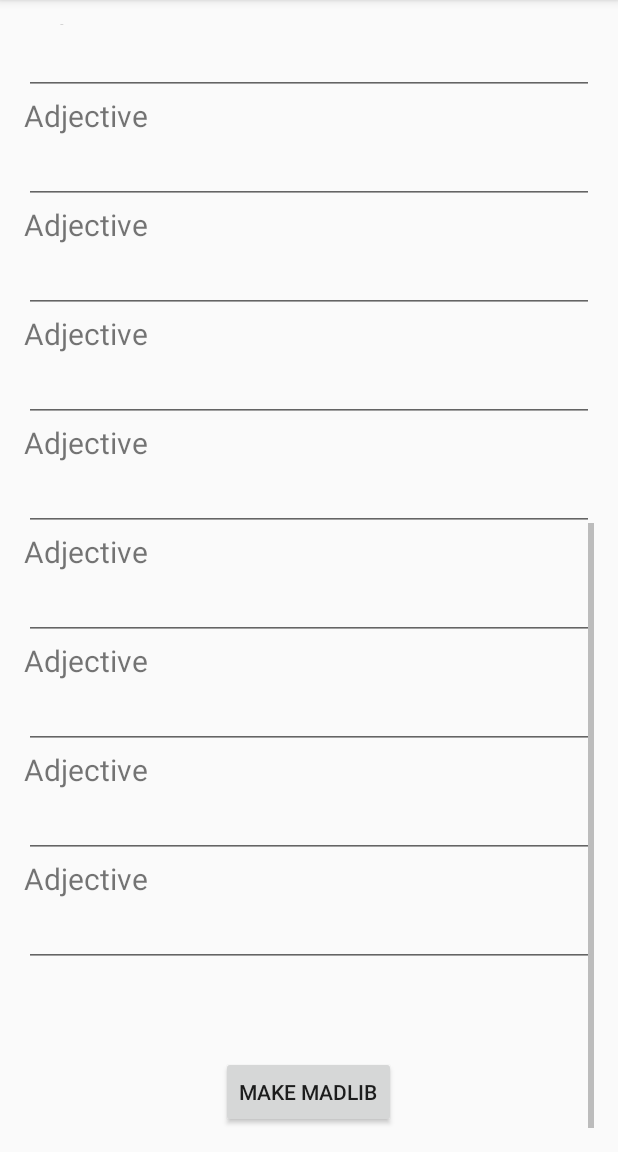
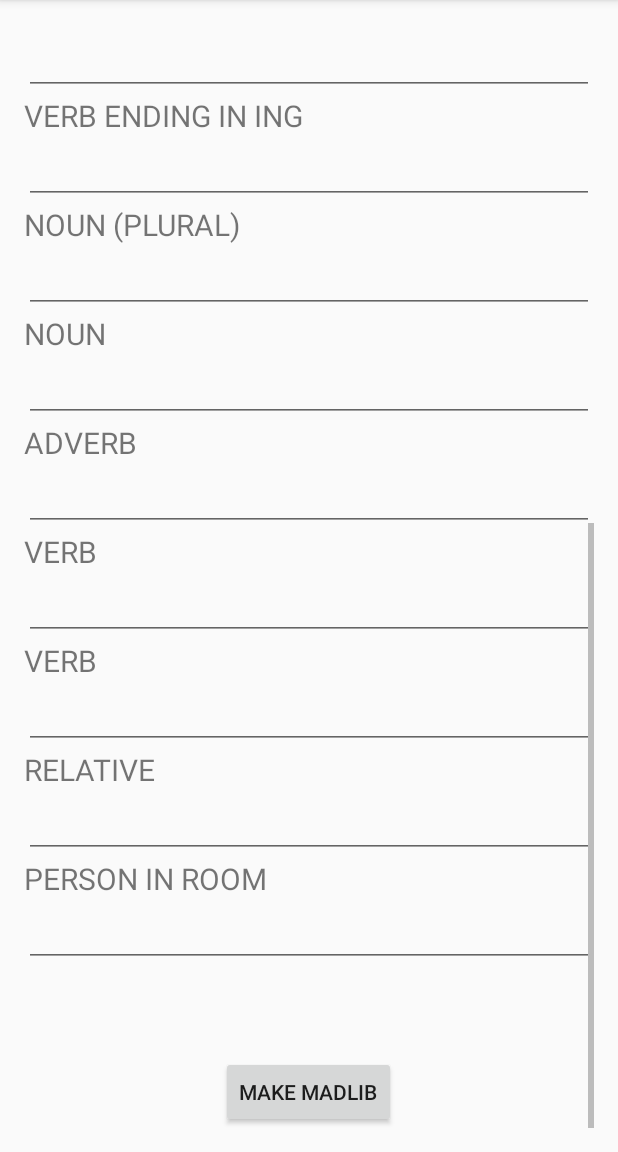
Before and after one commit to TJ2001/madLibs-Android, an Android app: the screen it shows after launch (MainActivity), scrolled down 606 dp, on a phone screen of 412 x 824 dp, the part 84-1236 px from its top. Run offline under Robolectric (Android 15) with nearby library versions, the phone set to English and light mode, and no system bars.

```diff
--- a/app/src/main/java/com/example/guest/madlibs/MadLibsActivity.java
+++ b/app/src/main/java/com/example/guest/madlibs/MadLibsActivity.java
@@ -32,6 +32,6 @@ public class MadLibsActivity extends AppCompatActivity {
         String output15 = intent.getStringExtra("input15");
         String output16 = intent.getStringExtra("input16");
         String output17 = intent.getStringExtra("input17");
-        mOutputOne.setText("Dear " + output1 + ",\n\nI am having a(n) " + output2 + " time at camp. The counselor is " + output3 + " and the food is " + output4 + ". I met "  + output5 + " and we became " + output6 + "friends. Unfortunately, " + output5 + " is " + output7 + " and I " + output8 + " my " + output9 + " so we couldn’t go " + output10 + " like everybody else. I need more " + output11 + " and a " + output12 + " sharpener, so please " + output13 + " " + output14 + " more when you " + output15 + " back.\n\nYour " + output16 + ",\n" + output17);
+        mOutputOne.setText("Dear " + output1 + ",\n\nI am having a(n) " + output2 + " time at camp. The counselor is " + output3 + " and the food is " + output4 + ". I met "  + output5 + " and we became " + output6 + " friends. Unfortunately, " + output5 + " is " + output7 + " and I " + output8 + " my " + output9 + " so we couldn’t go " + output10 + " like everybody else. I need more " + output11 + " and a " + output12 + " sharpener, so please " + output13 + " " + output14 + " more when you " + output15 + " back.\n\nYour " + output16 + ",\n" + output17);
     }
 }
--- a/app/src/main/java/com/example/guest/madlibs/MainActivity.java
+++ b/app/src/main/java/com/example/guest/madlibs/MainActivity.java
@@ -28,6 +28,7 @@ public class MainActivity extends AppCompatActivity {
     private EditText mInput15;
     private EditText mInput16;
     private EditText mInput17;
+    private EditText mInput18;
 
     @Override
     protected void onCreate(Bundle savedInstanceState) {
--- a/app/src/main/res/layout/activity_mad_libs.xml
+++ b/app/src/main/res/layout/activity_mad_libs.xml
@@ -9,7 +9,9 @@
     android:paddingTop="@dimen/activity_vertical_margin"
     tools:context="com.example.guest.madlibs.MadLibsActivity">
 
-
+    <ScrollView
+        android:layout_width="match_parent"
+        android:layout_height="match_parent">
         <TextView
             android:layout_width="match_parent"
             android:layout_height="wrap_content"
@@ -17,4 +19,6 @@
             android:id="@+id/output1"
             android:layout_alignParentTop="true"
             android:textSize="30sp" />
+    </ScrollView>
+
 </RelativeLayout>
--- a/app/src/main/res/layout/activity_main.xml
+++ b/app/src/main/res/layout/activity_main.xml
@@ -80,7 +80,7 @@
                 android:id="@+id/textView5"
                 android:layout_width="wrap_content"
                 android:layout_height="match_parent"
-                android:text="@string/adjective"
+                android:text="@string/person"
                 android:textSize="20sp">
             </TextView>
 
@@ -124,7 +124,7 @@
                 android:id="@+id/textView8"
                 android:layout_width="wrap_content"
                 android:layout_height="match_parent"
-                android:text="@string/adjective"
+                android:text="@string/verbed"
                 android:textSize="20sp">
             </TextView>
 
@@ -139,7 +139,7 @@
                 android:id="@+id/textView9"
                 android:layout_width="wrap_content"
                 android:layout_height="match_parent"
-                android:text="@string/adjective"
+                android:text="@string/bodyPart"
                 android:textSize="20sp">
             </TextView>
 
@@ -154,7 +154,7 @@
                 android:id="@+id/textView10"
                 android:layout_width="wrap_content"
                 android:layout_height="match_parent"
-                android:text="@string/adjective"
+                android:text="@string/verbing"
                 android:textSize="20sp">
             </TextView>
 
@@ -169,7 +169,7 @@
                 android:id="@+id/textView11"
                 android:layout_width="wrap_content"
                 android:layout_height="match_parent"
-                android:text="@string/adjective"
+                android:text="@string/nouns"
                 android:textSize="20sp">
             </TextView>
 
@@ -184,7 +184,7 @@
                 android:id="@+id/textView12"
                 android:layout_width="wrap_content"
                 android:layout_height="match_parent"
-                android:text="@string/adjective"
+                android:text="@string/noun"
                 android:textSize="20sp">
             </TextView>
 
@@ -199,7 +199,7 @@
                 android:id="@+id/textView13"
                 android:layout_width="wrap_content"
                 android:layout_height="match_parent"
-                android:text="@string/adjective"
+                android:text="@string/adverb"
                 android:textSize="20sp">
             </TextView>
 
@@ -214,7 +214,7 @@
                 android:id="@+id/textView14"
                 android:layout_width="wrap_content"
                 android:layout_height="match_parent"
-                android:text="@string/adjective"
+                android:text="@string/verb"
                 android:textSize="20sp">
             </TextView>
 
@@ -229,7 +229,7 @@
                 android:id="@+id/textView15"
                 android:layout_width="wrap_content"
                 android:layout_height="match_parent"
-                android:text="@string/adjective"
+                android:text="@string/verb"
                 android:textSize="20sp">
             </TextView>
 
@@ -244,7 +244,7 @@
                 android:id="@+id/textView16"
                 android:layout_width="wrap_content"
                 android:layout_height="match_parent"
-                android:text="@string/adjective"
+                android:text="@string/relative"
                 android:textSize="20sp">
             </TextView>
 
@@ -259,7 +259,7 @@
                 android:id="@+id/textView17"
                 android:layout_width="wrap_content"
                 android:layout_height="match_parent"
-                android:text="@string/adjective"
+                android:text="@string/person"
                 android:textSize="20sp">
             </TextView>
 
--- a/app/src/main/res/values/strings.xml
+++ b/app/src/main/res/values/strings.xml
@@ -1,6 +1,14 @@
 <resources>
     <string name="app_name">MadLibs</string>
     <string name="make">Make MadLib</string>
-    <string name="adjective">Adjective</string>
-    <string name="relative">Relative</string>
+    <string name="adjective">ADJECTIVE</string>
+    <string name="relative">RELATIVE</string>
+    <string name="person">PERSON IN ROOM</string>
+    <string name="verbed">VERB ENDING IN "ED"</string>
+    <string name="bodyPart">BODY PART</string>
+    <string name="verbing">VERB ENDING IN "ING"</string>
+    <string name="verb">VERB</string>
+    <string name="noun">NOUN</string>
+    <string name="nouns">NOUN (PLURAL)</string>
+    <string name="adverb">ADVERB</string>
 </resources>
```
Lines whose indentation alone changed are shown as unchanged.
